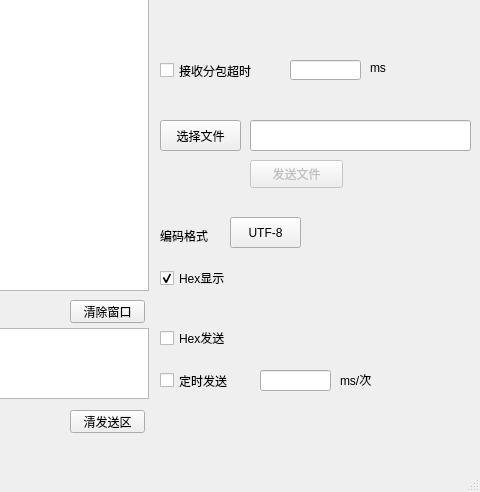
Old version of the form ser_prj/untitled.ui in the repository getBossMuchMoney/pyqt_serialTool; both pictures show x 680 to 1160 and y 220 to 712 of the 1160 by 712 pixel window.
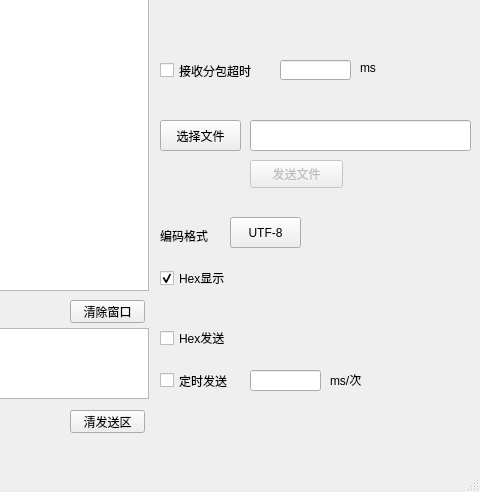
New version of the form.

The edit to the form file:
```diff
--- a/ser_prj/untitled.ui
+++ b/ser_prj/untitled.ui
@@ -224,7 +224,7 @@
    <widget class="QLineEdit" name="send_freq">
     <property name="geometry">
      <rect>
-      <x>940</x>
+      <x>930</x>
       <y>590</y>
       <width>71</width>
       <height>21</height>
@@ -246,7 +246,7 @@
    <widget class="QLabel" name="label_5">
     <property name="geometry">
      <rect>
-      <x>1020</x>
+      <x>1010</x>
       <y>590</y>
       <width>54</width>
       <height>20</height>
@@ -392,7 +392,7 @@
    <widget class="QLineEdit" name="recSubpackageTimeOut_input">
     <property name="geometry">
      <rect>
-      <x>970</x>
+      <x>960</x>
       <y>280</y>
       <width>71</width>
       <height>20</height>
@@ -411,7 +411,7 @@
    <widget class="QLabel" name="label_10">
     <property name="geometry">
      <rect>
-      <x>1050</x>
+      <x>1040</x>
       <y>280</y>
       <width>21</width>
       <height>16</height>
```
